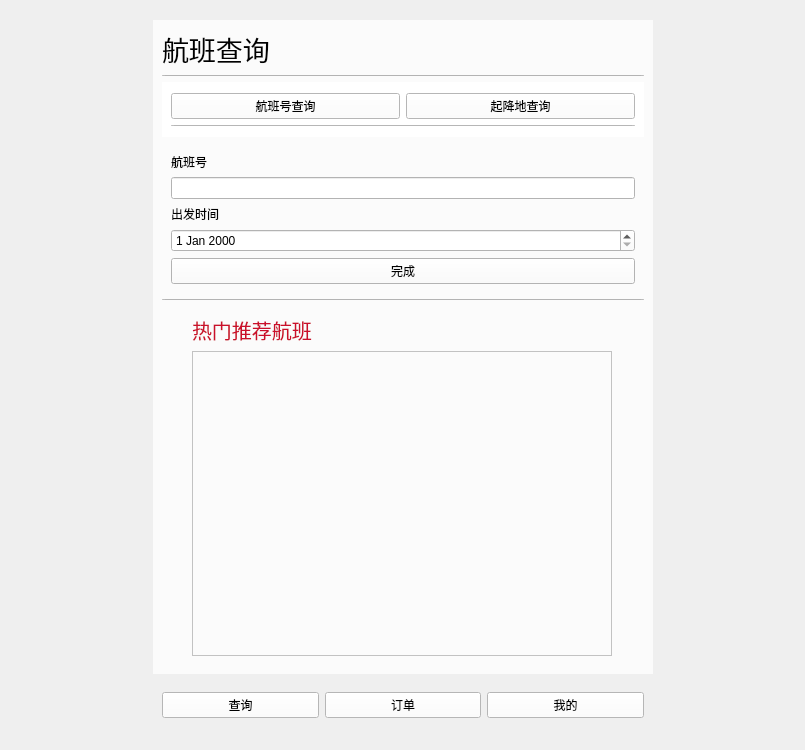
Qt form mainwidget.ui (Jinyuan-S/AirSystem) before a commit.
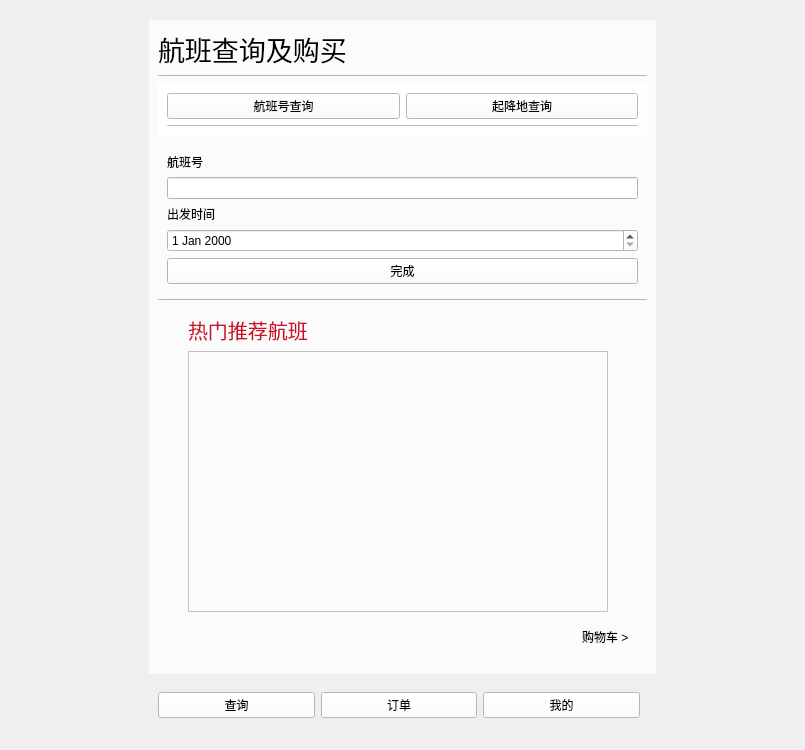
The same form after that commit. Custom widgets are drawn as their Qt base class.

Commit message: added cart, admin flight query

```diff
--- a/mainwidget.ui
+++ b/mainwidget.ui
@@ -1512,7 +1512,7 @@
              </font>
             </property>
             <property name="text">
-             <string>航班查询</string>
+             <string>航班查询及购买</string>
             </property>
            </widget>
           </item>
@@ -2676,13 +2676,39 @@
                   <x>0</x>
                   <y>0</y>
                   <width>418</width>
-                  <height>291</height>
+                  <height>242</height>
                  </rect>
                 </property>
                 <layout class="QVBoxLayout" name="verticalLayout_9"/>
                </widget>
               </widget>
              </item>
+             <item>
+              <widget class="QWidget" name="widget_7" native="true">
+               <layout class="QHBoxLayout" name="horizontalLayout_2">
+                <item>
+                 <spacer name="horizontalSpacer">
+                  <property name="orientation">
+                   <enum>Qt::Horizontal</enum>
+                  </property>
+                  <property name="sizeHint" stdset="0">
+                   <size>
+                    <width>385</width>
+                    <height>20</height>
+                   </size>
+                  </property>
+                 </spacer>
+                </item>
+                <item>
+                 <widget class="ClickableLabel" name="label_cart">
+                  <property name="text">
+                   <string>购物车 &gt;</string>
+                  </property>
+                 </widget>
+                </item>
+               </layout>
+              </widget>
+             </item>
             </layout>
            </widget>
           </item>
@@ -3191,6 +3217,11 @@
   </layout>
  </widget>
  <customwidgets>
+  <customwidget>
+   <class>ClickableLabel</class>
+   <extends>QLabel</extends>
+   <header>clickablelabel.h</header>
+  </customwidget>
   <customwidget>
    <class>MainWidgetMinePart</class>
    <extends>QWidget</extends>
```
The commit also changes 19 other files.
